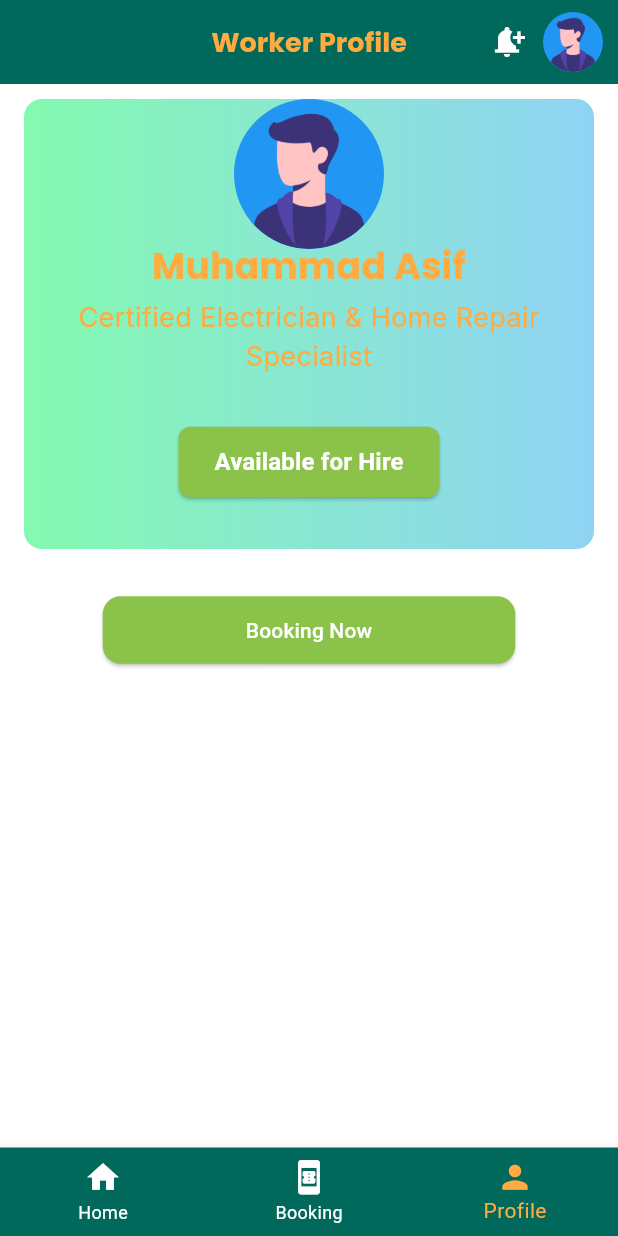
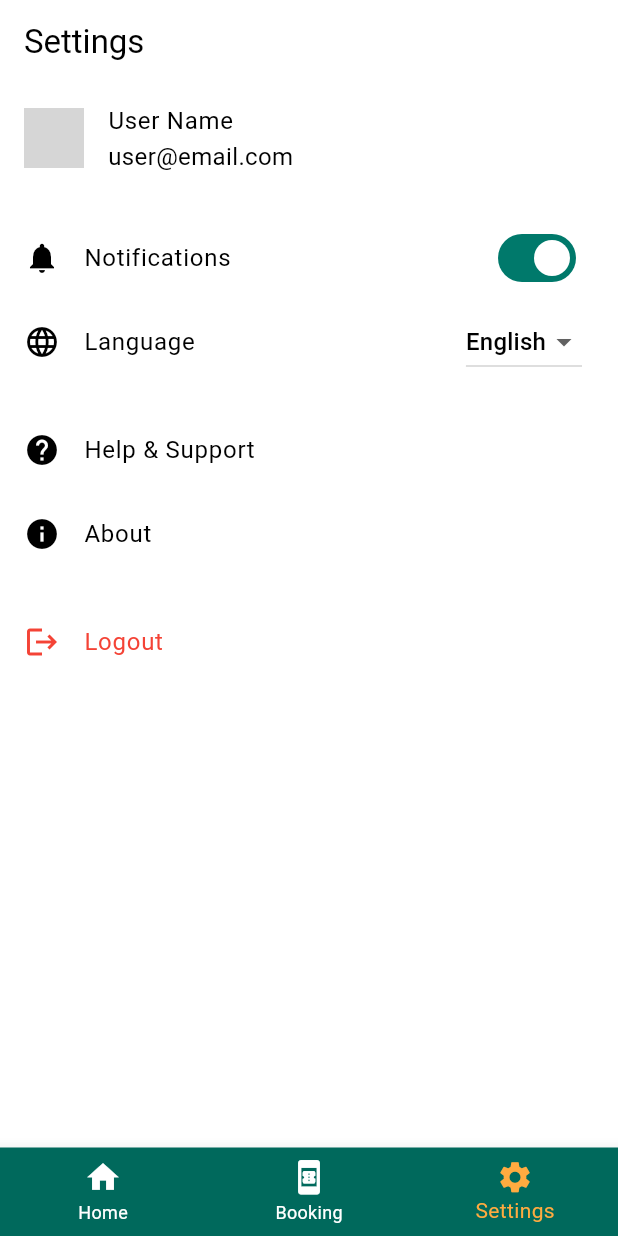
Before and after one commit to ADIL41/Chitral-Dost-App, a Flutter app: the BottomNavbar screen opened directly, item 3 of the bottom bar chosen, on a phone screen of 412 x 824 dp. Run offline on Flutter 3.47's test engine with Material 3 defaults, Android fonts, the phone set to English and light mode, and no system bars; our stand-ins replace firebase_core, google_fonts; accounts and stored records are empty; network calls fail; grey boxes are pictures that could not be loaded.

Commit message:
setting screen added

```diff
--- a/lib/models/worker_model.dart
+++ b/lib/models/worker_model.dart
@@ -1,3 +1,5 @@
+
+
 class Worker {
   final String name;
   final String service;
--- a/lib/screens/bottom_navbar.dart
+++ b/lib/screens/bottom_navbar.dart
@@ -1,6 +1,6 @@
 import 'package:chitral_dost_app/screens/booking_detail.dart';
 import 'package:chitral_dost_app/screens/home_screen.dart';
-import 'package:chitral_dost_app/screens/worker_profile.dart';
+import 'package:chitral_dost_app/screens/setting_screen.dart';
 import 'package:flutter/material.dart';
 
 class BottomNavbar extends StatefulWidget {
@@ -13,7 +13,7 @@ class BottomNavbar extends StatefulWidget {
 class _BottomNavbarState extends State<BottomNavbar> {
   int _selectedIndex = 0;
 
-  List pages = [HomeScreen(), BookingDetail(), WorkerProfile()];
+  List pages = [HomeScreen(), BookingDetail(), SettingsScreen()];
   @override
   Widget build(BuildContext context) {
     return Scaffold(
@@ -39,8 +39,10 @@ class _BottomNavbarState extends State<BottomNavbar> {
             icon: Icon(Icons.book_online),
             label: 'Booking',
           ),
-          BottomNavigationBarItem(icon: Icon(Icons.person), label: 'Profile'),
-          // BottomNavigationBarItem(icon: Icon(Icons.history), label: 'History'),
+          BottomNavigationBarItem(
+            icon: Icon(Icons.settings),
+            label: 'Settings',
+          ),
         ],
       ),
     );
--- /dev/null
+++ b/lib/screens/setting_screen.dart
@@ -0,0 +1,90 @@
+import 'package:flutter/material.dart';
+
+class SettingsScreen extends StatefulWidget {
+  const SettingsScreen({super.key});
+
+  @override
+  State<SettingsScreen> createState() => _SettingsScreenState();
+}
+
+class _SettingsScreenState extends State<SettingsScreen> {
+  bool _notificationsEnabled = true;
+  String _selectedLanguage = "English";
+
+  @override
+  Widget build(BuildContext context) {
+    return Scaffold(
+      appBar: AppBar(title: const Text("Settings")),
+      body: ListView(
+        children: [
+          // Profile Info
+          ListTile(
+            leading: const CircleAvatar(
+              backgroundImage: AssetImage(
+                "assets/user.png",
+              ), // replace with your asset or NetworkImage
+            ),
+            title: const Text("User Name"),
+            subtitle: const Text("user@email.com"),
+          ),
+
+          const Divider(),
+
+          // Notifications
+          ListTile(
+            leading: const Icon(Icons.notifications),
+            title: const Text("Notifications"),
+            trailing: Switch(
+              inactiveThumbColor: Colors.black,
+              inactiveTrackColor: Colors.orangeAccent,
+
+              value: _notificationsEnabled,
+              onChanged: (value) {
+                setState(() {
+                  _notificationsEnabled = value;
+                });
+              },
+            ),
+          ),
+
+          // Language
+          ListTile(
+            leading: const Icon(Icons.language),
+            title: const Text("Language"),
+            trailing: DropdownButton<String>(
+              value: _selectedLanguage,
+              items: const [
+                DropdownMenuItem(value: "English", child: Text("English")),
+              ],
+              onChanged: (value) {
+                setState(() {
+                  _selectedLanguage = value!;
+                });
+              },
+            ),
+          ),
+
+          const Divider(),
+
+          // Help & Support
+          const ListTile(
+            leading: Icon(Icons.help),
+            title: Text("Help & Support"),
+          ),
+
+          // About App
+          const ListTile(leading: Icon(Icons.info), title: Text("About")),
+
+          const Divider(),
+
+          // Logout
+          ListTile(
+            leading: const Icon(Icons.logout, color: Colors.red),
+            title: const Text("Logout", style: TextStyle(color: Colors.red)),
+            onTap: () {},
+          ),
+        ],
+      ),
+    );
+  }
+}
--- a/lib/screens/worker_card.dart
+++ b/lib/screens/worker_card.dart
@@ -1,3 +1,4 @@
+import 'package:chitral_dost_app/data/workers_data.dart';
 import 'package:chitral_dost_app/screens/worker_profile.dart';
 import 'package:flutter/material.dart';
 
@@ -54,12 +55,7 @@ class WorkerCard extends StatelessWidget {
             Align(
               alignment: Alignment.centerLeft,
               child: ElevatedButton(
-                onPressed: () {
-                  Navigator.push(
-                    context,
-                    MaterialPageRoute(builder: (context) => WorkerProfile()),
-                  );
-                },
+                onPressed: () {},
                 style: ElevatedButton.styleFrom(
                   backgroundColor: Colors.lightGreen,
                   padding: EdgeInsets.symmetric(horizontal: 16, vertical: 8),
--- a/lib/screens/worker_list_screen.dart
+++ b/lib/screens/worker_list_screen.dart
@@ -1,4 +1,5 @@
 import 'package:chitral_dost_app/data/workers_data.dart';
+import 'package:chitral_dost_app/screens/worker_profile.dart';
 
 import 'package:flutter/material.dart';
 
@@ -61,7 +62,14 @@ class WorkerListScreen extends StatelessWidget {
                         size: 16,
                         color: Colors.black54,
                       )),
-                      onTap: () {},
+                      onTap: () {
+                        Navigator.push(
+                          context,
+                          MaterialPageRoute(
+                            builder: (context) => WorkerProfile(worker: worker),
+                          ),
+                        );
+                      },
                     ),
                   ),
                 );
--- a/lib/screens/worker_profile.dart
+++ b/lib/screens/worker_profile.dart
@@ -1,15 +1,13 @@
+import 'package:chitral_dost_app/models/worker_model.dart';
 import 'package:chitral_dost_app/screens/booking_detail.dart';
+import 'package:chitral_dost_app/screens/bottom_navbar.dart';
 import 'package:flutter/material.dart';
 import 'package:google_fonts/google_fonts.dart';
 
-class WorkerProfile extends StatefulWidget {
-  const WorkerProfile({super.key});
+class WorkerProfile extends StatelessWidget {
+  final Worker worker;
+  const WorkerProfile({super.key, required this.worker});
 
-  @override
-  State<WorkerProfile> createState() => _WorkerProfileState();
-}
-
-class _WorkerProfileState extends State<WorkerProfile> {
   @override
   Widget build(BuildContext context) {
     return Scaffold(
@@ -63,7 +61,7 @@ class _WorkerProfileState extends State<WorkerProfile> {
                           children: [
                             const SizedBox(height: 60), // space for avatar
                             Text(
-                              'Muhammad Asif',
+                              worker.name,
                               style: GoogleFonts.poppins(
                                 fontSize: 24,
                                 fontWeight: FontWeight.bold,
@@ -72,40 +70,24 @@ class _WorkerProfileState extends State<WorkerProfile> {
                               textAlign: TextAlign.center,
                             ),
                             const SizedBox(height: 5),
-                             Text(
-                              'Certified Electrician & Home Repair Specialist',
+                            Text(
+                              worker.service,
                               style: GoogleFonts.inter(
                                 fontSize: 18,
                                 color: Colors.orangeAccent,
                               ),
                               textAlign: TextAlign.center,
                             ),
-                            const SizedBox(height: 8),
+                            const SizedBox(height: 10),
+                            Text(
+                              '📞${worker.phone}',
+                              style: GoogleFonts.inter(
+                                fontSize: 16,
+                                color: Colors.black87,
+                              ),
+                            ),
 
                             const SizedBox(height: 25),
-                            ElevatedButton(
-                              onPressed: () {
-                                // Action when button is pressed
-                              },
-                              style: ElevatedButton.styleFrom(
-                                backgroundColor: Colors.lightGreen,
-                                padding: const EdgeInsets.symmetric(
-                                  horizontal: 24,
-                                  vertical: 12,
-                                ),
-                                shape: RoundedRectangleBorder(
-                                  borderRadius: BorderRadius.circular(8),
-                                ),
-                              ),
-                              child: const Text(
-                                'Available for Hire',
-                                style: TextStyle(
-                                  fontSize: 16,
-                                  fontWeight: FontWeight.bold,
-                                  color: Colors.white,
-                                ),
-                              ),
-                            ),
                           ],
                         ),
                       ),
@@ -123,7 +105,7 @@ class _WorkerProfileState extends State<WorkerProfile> {
             ),
             SizedBox(height: 10),
 
-            SizedBox(height: 10),
+            SizedBox(height: 50),
             ElevatedButton(
               onPressed: () {
                 Navigator.push(
```
